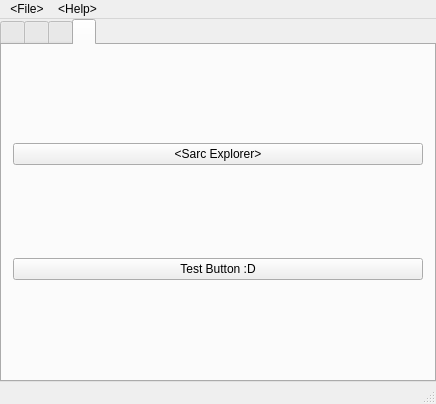
The window that mainwindow.ui (ExplosBlue/CoinKiller) describes before a commit, drawn with Qt 5.
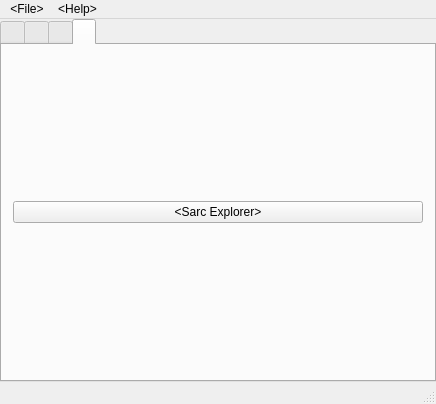
The same window after the commit. The open tabs and pages were chosen to show the change.

Commit message: Download the correct db finally

Patch:
```diff
--- a/mainwindow.ui
+++ b/mainwindow.ui
@@ -155,13 +155,6 @@
           </property>
          </widget>
         </item>
-        <item>
-         <widget class="QPushButton" name="testButton">
-          <property name="text">
-           <string>Test Button :D</string>
-          </property>
-         </widget>
-        </item>
        </layout>
       </widget>
      </widget>
```
The commit also changes 2 other files.
